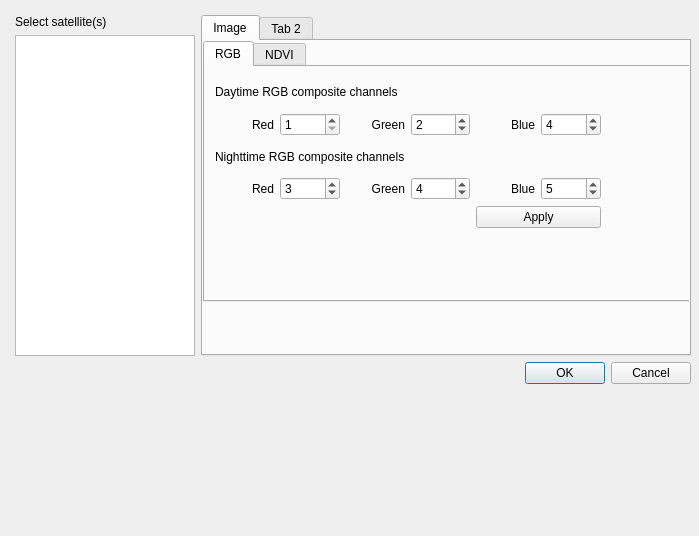
This is satellite/property/satpropdialog.ui in poes-weather/poes-usrp as Qt 5 draws it before an edit. The edited form follows.
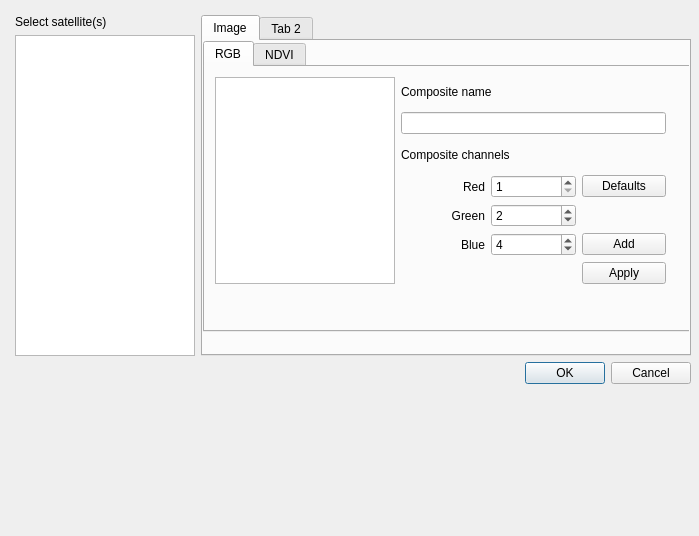
This is the edited form.

What changed in the file:
```diff
--- a/satellite/property/satpropdialog.ui
+++ b/satellite/property/satpropdialog.ui
@@ -69,7 +69,7 @@
           <x>0</x>
           <y>0</y>
           <width>511</width>
-          <height>261</height>
+          <height>291</height>
          </rect>
         </property>
         <property name="currentIndex">
@@ -85,18 +85,44 @@
             <x>10</x>
             <y>10</y>
             <width>451</width>
-            <height>151</height>
+            <height>207</height>
            </rect>
           </property>
           <layout class="QGridLayout" name="gridLayout">
-           <item row="0" column="0" colspan="7">
+           <item row="0" column="0" rowspan="7">
+            <widget class="QListWidget" name="rgblv">
+             <property name="minimumSize">
+              <size>
+               <width>180</width>
+               <height>0</height>
+              </size>
+             </property>
+             <property name="maximumSize">
+              <size>
+               <width>180</width>
+               <height>16777215</height>
+              </size>
+             </property>
+            </widget>
+           </item>
+           <item row="0" column="1" colspan="3">
+            <widget class="QLabel" name="label_2">
+             <property name="text">
+              <string>Composite name</string>
+             </property>
+            </widget>
+           </item>
+           <item row="1" column="1" colspan="3">
+            <widget class="QLineEdit" name="rgbnameEd"/>
+           </item>
+           <item row="2" column="1" colspan="3">
             <widget class="QLabel" name="label">
              <property name="text">
-              <string>Daytime RGB composite channels</string>
+              <string>Composite channels</string>
              </property>
             </widget>
            </item>
-           <item row="1" column="0">
+           <item row="3" column="1">
             <widget class="QLabel" name="label_3">
              <property name="text">
               <string>Red</string>
@@ -106,8 +132,8 @@
              </property>
             </widget>
            </item>
-           <item row="1" column="1">
-            <widget class="QSpinBox" name="day_rgb_r">
+           <item row="3" column="2">
+            <widget class="QSpinBox" name="rgb_r">
              <property name="minimum">
               <number>1</number>
              </property>
@@ -116,7 +142,7 @@
              </property>
             </widget>
            </item>
-           <item row="1" column="2">
+           <item row="4" column="1">
             <widget class="QLabel" name="label_4">
              <property name="text">
               <string>Green</string>
@@ -126,8 +152,8 @@
              </property>
             </widget>
            </item>
-           <item row="1" column="3">
-            <widget class="QSpinBox" name="day_rgb_g">
+           <item row="4" column="2">
+            <widget class="QSpinBox" name="rgb_g">
              <property name="minimum">
               <number>1</number>
              </property>
@@ -139,7 +165,7 @@
              </property>
             </widget>
            </item>
-           <item row="1" column="4">
+           <item row="5" column="1">
             <widget class="QLabel" name="label_5">
              <property name="text">
               <string>Blue</string>
@@ -149,25 +175,8 @@
              </property>
             </widget>
            </item>
-           <item row="2" column="0" colspan="5">
-            <widget class="QLabel" name="label_2">
-             <property name="text">
-              <string>Nighttime RGB composite channels</string>
-             </property>
-            </widget>
-           </item>
-           <item row="3" column="0">
-            <widget class="QLabel" name="label_14">
-             <property name="text">
-              <string>Red</string>
-             </property>
-             <property name="alignment">
-              <set>Qt::AlignRight|Qt::AlignTrailing|Qt::AlignVCenter</set>
-             </property>
-            </widget>
-           </item>
-           <item row="3" column="1">
-            <widget class="QSpinBox" name="night_rgb_r">
+           <item row="5" column="2">
+            <widget class="QSpinBox" name="rgb_b">
              <property name="minimum">
               <number>1</number>
              </property>
@@ -175,76 +184,31 @@
               <number>64</number>
              </property>
              <property name="value">
-              <number>3</number>
-             </property>
-            </widget>
-           </item>
-           <item row="3" column="2">
-            <widget class="QLabel" name="label_12">
-             <property name="text">
-              <string>Green</string>
-             </property>
-             <property name="alignment">
-              <set>Qt::AlignRight|Qt::AlignTrailing|Qt::AlignVCenter</set>
-             </property>
-            </widget>
-           </item>
-           <item row="3" column="3">
-            <widget class="QSpinBox" name="night_rgb_g">
-             <property name="minimum">
-              <number>1</number>
-             </property>
-             <property name="maximum">
-              <number>64</number>
-             </property>
-             <property name="value">
               <number>4</number>
              </property>
             </widget>
            </item>
-           <item row="3" column="4">
-            <widget class="QLabel" name="label_13">
-             <property name="text">
-              <string>Blue</string>
-             </property>
-             <property name="alignment">
-              <set>Qt::AlignRight|Qt::AlignTrailing|Qt::AlignVCenter</set>
-             </property>
-            </widget>
-           </item>
-           <item row="1" column="5">
-            <widget class="QSpinBox" name="day_rgb_b">
-             <property name="minimum">
-              <number>1</number>
-             </property>
-             <property name="maximum">
-              <number>64</number>
-             </property>
-             <property name="value">
-              <number>4</number>
-             </property>
-            </widget>
-           </item>
-           <item row="3" column="5">
-            <widget class="QSpinBox" name="night_rgb_b">
-             <property name="minimum">
-              <number>1</number>
-             </property>
-             <property name="maximum">
-              <number>64</number>
-             </property>
-             <property name="value">
-              <number>5</number>
-             </property>
-            </widget>
-           </item>
-           <item row="4" column="4" colspan="2">
+           <item row="6" column="3">
             <widget class="QPushButton" name="applyRGB">
              <property name="text">
               <string>Apply</string>
              </property>
             </widget>
            </item>
+           <item row="5" column="3">
+            <widget class="QPushButton" name="addRGBBtn">
+             <property name="text">
+              <string>Add</string>
+             </property>
+            </widget>
+           </item>
+           <item row="3" column="3">
+            <widget class="QPushButton" name="defaultrgbBtn">
+             <property name="text">
+              <string>Defaults</string>
+             </property>
+            </widget>
+           </item>
           </layout>
          </widget>
          <zorder>label_2</zorder>
```
Left out of the diff: 19 changed lines with no effect on the pictures.
